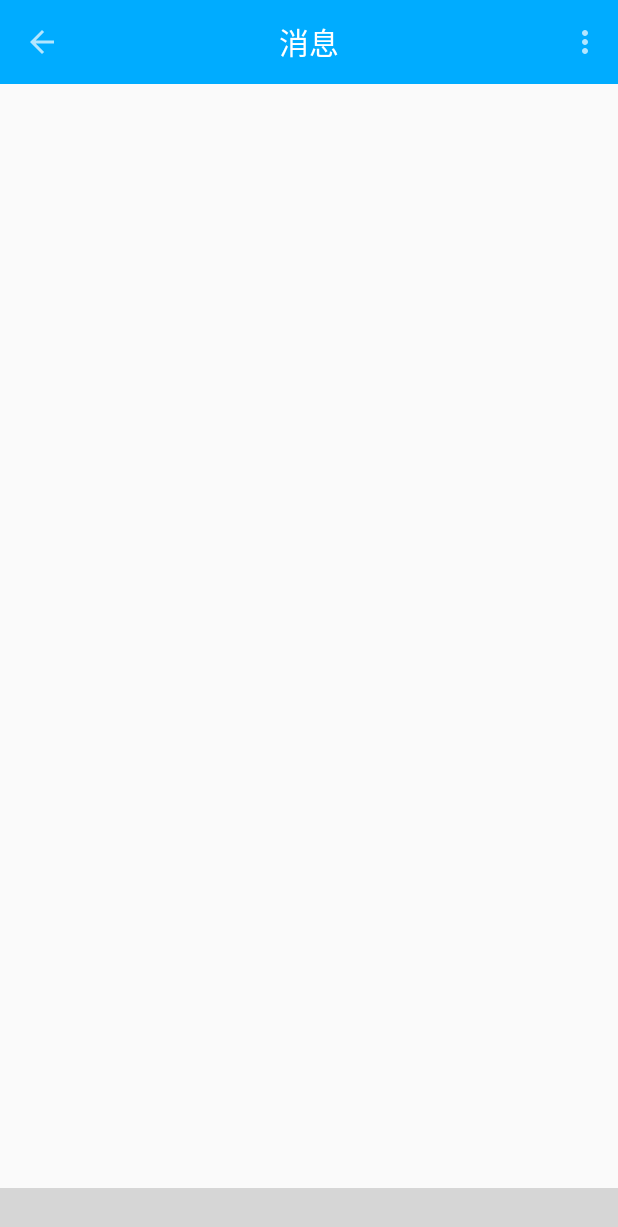
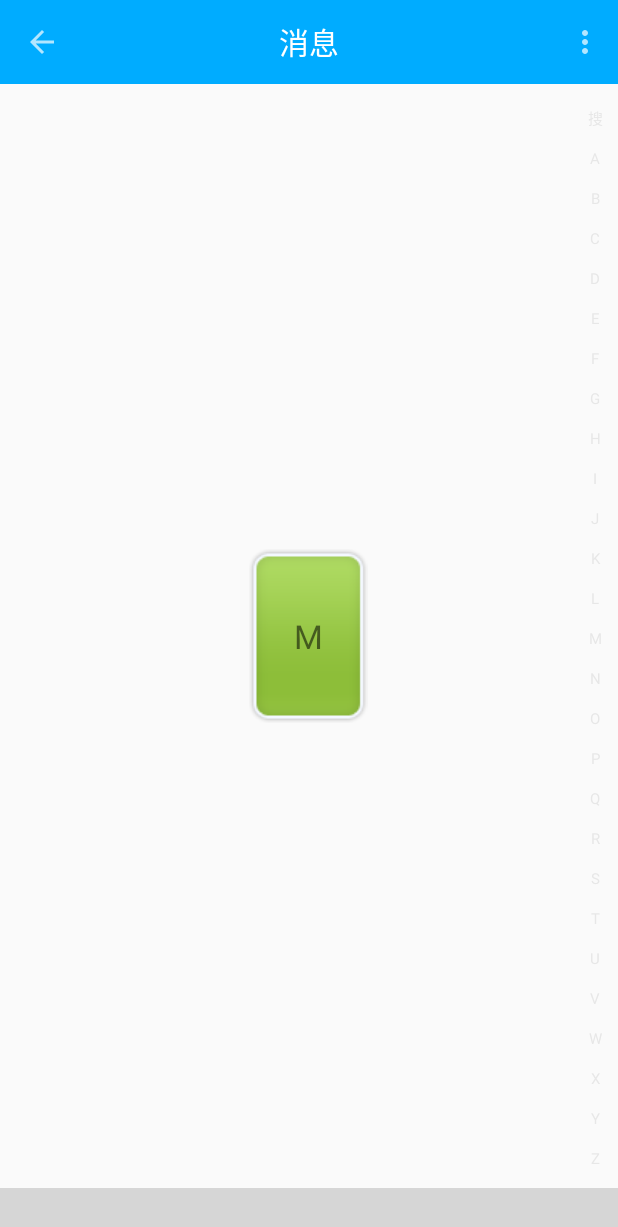
Before and after one commit to echowaney/IM, an Android app: the MainActivity screen opened directly, with no data from a screen before it, on a phone screen of 412 x 824 dp. Shown: the top 1227 px of the screen. Run offline under Robolectric (Android 15) with nearby library versions, the phone set to English and light mode, and no system bars; our stand-ins replace ButterKnife; libraries missing offline, so code that uses them is left out: com.ashokvarma.bottomnavigation; plain views replace BottomNavigationBar; 10 statements that could not run were skipped; grey boxes are pictures that could not be loaded.

Commit message:
添加了自定义view的绘制

```diff
--- /dev/null
+++ b/app/src/main/java/com/example/hashwaney/im/Factory/FragmentFactory.java
@@ -0,0 +1,59 @@
+package com.example.hashwaney.im.Factory;
+
+import com.example.hashwaney.im.base.BaseFragment;
+import com.example.hashwaney.im.fragment.ContactFragment;
+import com.example.hashwaney.im.fragment.ConversationFragment;
+import com.example.hashwaney.im.fragment.PluginFragment;
+
+/**
+
+ 用来创建fragment的工厂类
+ 工厂模式+单例设计模式
+ */
+
+public class FragmentFactory {
+    private static ContactFragment      mContactFragment;
+    private static ConversationFragment mConversationFragment;
+    private static PluginFragment       mPluginFragment;
+
+
+    public static BaseFragment createFragment(int position) {
+        BaseFragment baseFragment = null;
+        switch (position) {
+            case 0:
+                if (mContactFragment == null) {
+                    synchronized (FragmentFactory.class) {
+                        if (mContactFragment == null) {
+                            baseFragment = new ContactFragment();
+                        }
+                    }
+                }
+                break;
+
+            case 1:
+                if (mConversationFragment == null) {
+                    synchronized (FragmentFactory.class) {
+                        if (mConversationFragment == null) {
+                            baseFragment = new ConversationFragment();
+                        }
+                    }
+                }
+
+                break;
+            case 2:
+                if (mPluginFragment == null) {
+                    synchronized (FragmentFactory.class) {
+                        if (mPluginFragment == null) {
+                            baseFragment = new PluginFragment();
+                        }
+                    }
+                }
+
+                break;
+        }
+    return baseFragment;
+
+    }
+
+
+}
--- a/app/src/main/java/com/example/hashwaney/im/MainActivity.java
+++ b/app/src/main/java/com/example/hashwaney/im/MainActivity.java
@@ -1,6 +1,7 @@
 package com.example.hashwaney.im;
 
 import android.os.Bundle;
+import android.support.v4.app.FragmentTransaction;
 import android.support.v7.view.menu.MenuBuilder;
 import android.support.v7.widget.Toolbar;
 import android.view.Menu;
@@ -10,7 +11,9 @@ import android.widget.Toast;
 
 import com.ashokvarma.bottomnavigation.BottomNavigationBar;
 import com.ashokvarma.bottomnavigation.BottomNavigationItem;
+import com.example.hashwaney.im.Factory.FragmentFactory;
 import com.example.hashwaney.im.base.BaseActivity;
+import com.example.hashwaney.im.base.BaseFragment;
 
 import butterknife.ButterKnife;
 import butterknife.InjectView;
@@ -37,9 +40,12 @@ public class MainActivity
         ButterKnife.inject(this);
         initToolbar();
         initBottomNavigation();
+        initFrgament();
 
 
     }
+
+
 
     //初始化toolbar
     private void initToolbar() {
@@ -70,9 +76,25 @@ public class MainActivity
 
         mBottomNavigationBar.setActiveColor(R.color.btn_pressed);
         mBottomNavigationBar.setInActiveColor(R.color.btn_default);
-
+        mBottomNavigationBar.setTabSelectedListener(this);
         mBottomNavigationBar.initialise();
 
+
+    }
+        //为了在进入到这个界面的时候，首先添加一个fragment，并且让其指定为第一个，进入到这个界面就去加载这个界面的数据
+    private void initFrgament() {
+        //创建fragment
+//        FragmentFactory.createFragment(0);
+
+//        FragmentTransaction transcation = getSupportFragmentManager().beginTransaction();
+//        BaseFragment        fragment    = FragmentFactory.createFragment(0);
+//        transcation.add(R.id.fl_content,fragment,"0");
+////        transcation.show(fragment);
+//        transcation.commit();
+
+
+        getSupportFragmentManager().beginTransaction().add(R.id.fl_content,FragmentFactory.createFragment(0),"0").commit();
+        mTvTitle.setText(titles[0]);
 
     }
 
@@ -123,6 +145,26 @@ public class MainActivity
     @Override
     public void onTabSelected(int position) {
        //TODO
+        /**
+         * 首先判断是否存在fragment，
+         * 如果没有，就去创建这个fragment，
+         * 如果有直接让其显示
+         */
+
+        FragmentTransaction fragmentTransaction = getSupportFragmentManager().beginTransaction();
+//        fragmentTransaction.add(R.id.fl_content,FragmentFactory.createFragment(position),"position");
+
+
+
+        BaseFragment fragment = FragmentFactory.createFragment(position);
+        if (!fragment.isAdded()){
+            fragmentTransaction.add(R.id.fl_content,fragment,""+position);
+        }
+        fragmentTransaction
+                .show(fragment);
+        fragmentTransaction.commit();
+        mTvTitle.setText(titles[position]);
+
 
     }
     //条目未被选中
--- /dev/null
+++ b/app/src/main/java/com/example/hashwaney/im/base/BaseFragment.java
@@ -0,0 +1,17 @@
+package com.example.hashwaney.im.base;
+
+import android.support.v4.app.Fragment;
+
+/**
+
+    这是fragmeng的基类
+
+ */
+
+public class BaseFragment
+        extends Fragment
+{
+
+
+
+}
--- /dev/null
+++ b/app/src/main/java/com/example/hashwaney/im/fragment/ContactFragment.java
@@ -0,0 +1,27 @@
+package com.example.hashwaney.im.fragment;
+
+import android.os.Bundle;
+import android.support.annotation.Nullable;
+import android.view.LayoutInflater;
+import android.view.View;
+import android.view.ViewGroup;
+
+import com.example.hashwaney.im.R;
+import com.example.hashwaney.im.base.BaseFragment;
+
+/**
+ * Created by HashWaney on 2017/1/21.
+ */
+
+public class ContactFragment
+        extends BaseFragment
+{
+    @Nullable
+    @Override
+    public View onCreateView(LayoutInflater inflater,
+                             @Nullable ViewGroup container,
+                             @Nullable Bundle savedInstanceState)
+    {
+        return inflater.inflate(R.layout.fragment_contact, container, false);
+    }
+}
--- /dev/null
+++ b/app/src/main/java/com/example/hashwaney/im/fragment/ConversationFragment.java
@@ -0,0 +1,11 @@
+package com.example.hashwaney.im.fragment;
+
+import com.example.hashwaney.im.base.BaseFragment;
+
+/**
+ * Created by HashWaney on 2017/1/21.
+ */
+
+public class ConversationFragment
+        extends BaseFragment
+{}
--- /dev/null
+++ b/app/src/main/java/com/example/hashwaney/im/fragment/PluginFragment.java
@@ -0,0 +1,17 @@
+package com.example.hashwaney.im.fragment;
+
+import com.example.hashwaney.im.base.BaseFragment;
+
+/**
+ * Created by HashWaney on 2017/1/21.
+ */
+
+public class PluginFragment
+        extends BaseFragment
+{
+
+
+
+
+
+}
--- /dev/null
+++ b/app/src/main/java/com/example/hashwaney/im/widget/ContactView.java
@@ -0,0 +1,48 @@
+package com.example.hashwaney.im.widget;
+
+import android.content.Context;
+import android.os.Build;
+import android.support.annotation.RequiresApi;
+import android.support.v7.widget.RecyclerView;
+import android.util.AttributeSet;
+import android.view.LayoutInflater;
+import android.view.View;
+import android.widget.RelativeLayout;
+import android.widget.TextView;
+
+import com.example.hashwaney.im.R;
+
+/**
+ * Created by HashWaney on 2017/1/21.
+ */
+
+public class ContactView
+        extends RelativeLayout
+{
+
+    //次构造是在代码中使用
+    public ContactView(Context context) {
+        super(context);
+    }
+
+    //此构造是在布局中使用
+    public ContactView(Context context, AttributeSet attrs) {
+        super(context, attrs);
+        View contactView = LayoutInflater.from(context)
+                                         .inflate(R.layout.contact_view, this, true);
+        SlidBar      slidBar      = (SlidBar) contactView.findViewById(R.id.slidbar);
+        RecyclerView recyclerView = (RecyclerView) contactView.findViewById(R.id.recycleview);
+        TextView     textView     = (TextView) contactView.findViewById(R.id.tv_name);
+
+
+    }
+
+    public ContactView(Context context, AttributeSet attrs, int defStyleAttr) {
+        super(context, attrs, defStyleAttr);
+    }
+
+    @RequiresApi(api = Build.VERSION_CODES.LOLLIPOP)
+    public ContactView(Context context, AttributeSet attrs, int defStyleAttr, int defStyleRes) {
+        super(context, attrs, defStyleAttr, defStyleRes);
+    }
+}
--- /dev/null
+++ b/app/src/main/java/com/example/hashwaney/im/widget/SlidBar.java
@@ -0,0 +1,113 @@
+package com.example.hashwaney.im.widget;
+
+import android.content.Context;
+import android.graphics.Canvas;
+import android.graphics.Paint;
+import android.os.Build;
+import android.support.annotation.RequiresApi;
+import android.util.AttributeSet;
+import android.widget.TextView;
+
+import com.example.hashwaney.im.R;
+import com.hyphenate.util.DensityUtil;
+
+
+/**
+ * Created by HashWaney on 2017/1/21.
+ */
+
+public class SlidBar
+        extends TextView
+{
+    private String[] queryTitles ={
+            "搜",
+            "A",
+            "B",
+            "C",
+            "D",
+            "E",
+            "F",
+            "G",
+            "H",
+            "I",
+            "J",
+            "K",
+            "L",
+            "M",
+            "N",
+            "O",
+            "P",
+            "Q",
+            "R",
+            "S",
+            "T",
+            "U",
+            "V",
+            "W",
+            "X",
+            "Y",
+            "Z",
+                };
+
+    private int mSlidViewW;
+    private int mSlidViewH;
+    private Paint mPaint;
+
+    public SlidBar(Context context) {
+        super(context);
+    }
+
+    public SlidBar(Context context, AttributeSet attrs) {
+        super(context, attrs);
+        //初始化一个画笔
+        mPaint = new Paint(Paint.ANTI_ALIAS_FLAG);
+        //设置画笔的颜色
+        mPaint.setColor(getResources().getColor(R.color.text_query_color));
+        //注意一下,代码中指定的是像素,也就是说s转化为px 在屏幕适配中会出现问题,因此在这里需要进行转换
+
+
+
+        mPaint.setTextSize(DensityUtil.sp2px(getContext(),10));
+        mPaint.setTextAlign(Paint.Align.CENTER);//指定位置,如果不指定,则为默认的以文字的左上角为起始坐标
+
+
+    }
+
+    public SlidBar(Context context, AttributeSet attrs, int defStyleAttr) {
+        super(context, attrs, defStyleAttr);
+    }
+
+    @RequiresApi(api = Build.VERSION_CODES.LOLLIPOP)
+    public SlidBar(Context context, AttributeSet attrs, int defStyleAttr, int defStyleRes) {
+        super(context, attrs, defStyleAttr, defStyleRes);
+    }
+
+    @Override
+    protected void onMeasure(int widthMeasureSpec, int heightMeasureSpec) {
+        super.onMeasure(widthMeasureSpec, heightMeasureSpec);
+
+//   TODO
+        /**
+         * 1.去测量控件的宽高
+         * 2.根据测量得到的宽高去计算每一个视图的坐标
+         * 3.
+         */
+        mSlidViewH = getMeasuredHeight();
+        mSlidViewW = getMeasuredWidth();
+
+
+    }
+
+    @Override
+    protected void onDraw(Canvas canvas) {
+        super.onDraw(canvas);
+//   TODO,将27字符画在我们的自定义view上
+        float x =mSlidViewW/2;  //x的平局值
+        float y =mSlidViewH/queryTitles.length;//y的平局值
+        for (int i = 0; i <queryTitles.length ; i++) {
+            canvas.drawText(queryTitles[i],x,y+y*i,mPaint);
+        }
+
+
+    }
+}
--- /dev/null
+++ b/app/src/main/res/layout/contact_view.xml
@@ -0,0 +1,34 @@
+<?xml version="1.0" encoding="utf-8"?>
+<RelativeLayout xmlns:android="http://schemas.android.com/apk/res/android"
+              android:orientation="vertical"
+              android:layout_width="match_parent"
+              android:layout_height="match_parent">
+
+        <android.support.v7.widget.RecyclerView
+            android:id="@+id/recycleview"
+            android:layout_width="match_parent"
+            android:layout_height="match_parent">
+
+
+        </android.support.v7.widget.RecyclerView>
+        <TextView
+            android:text="M"
+            android:id="@+id/tv_name"
+            android:layout_centerInParent="true"
+            android:layout_width="wrap_content"
+            android:layout_height="wrap_content"
+            android:background="@drawable/ease_show_head_toast_bg"
+            android:textSize="22sp"
+            android:gravity="center"
+            android:paddingLeft="30dp"
+            android:paddingRight="30dp"
+
+            />
+    <com.example.hashwaney.im.widget.SlidBar
+        android:layout_width="30dp"
+        android:layout_alignParentRight="true"
+        android:id="@+id/slidbar"
+        android:layout_height="match_parent"/>
+
+
+</RelativeLayout>
--- /dev/null
+++ b/app/src/main/res/layout/fragment_contact.xml
@@ -0,0 +1,11 @@
+<?xml version="1.0" encoding="utf-8"?>
+<LinearLayout xmlns:android="http://schemas.android.com/apk/res/android"
+              android:orientation="vertical"
+              android:layout_width="match_parent"
+              android:layout_height="match_parent">
+    <com.example.hashwaney.im.widget.ContactView
+        android:layout_width="match_parent"
+        android:id="@+id/contactview"
+        android:layout_height="match_parent"></com.example.hashwaney.im.widget.ContactView>
+
+</LinearLayout>
--- a/app/src/main/res/values/colors.xml
+++ b/app/src/main/res/values/colors.xml
@@ -6,4 +6,7 @@
     <color name="btn_normal">#00ACFF</color>
     <color name="btn_pressed">#00A1DB</color>
     <color name="btn_default">#559c9c9c</color>
+
+
+    <color name="text_query_color">#339c9c9c</color>
 </resources>
```
Also changed, not shown: app/src/main/res/drawable/ease_show_head_toast_bg.9.png (added).
